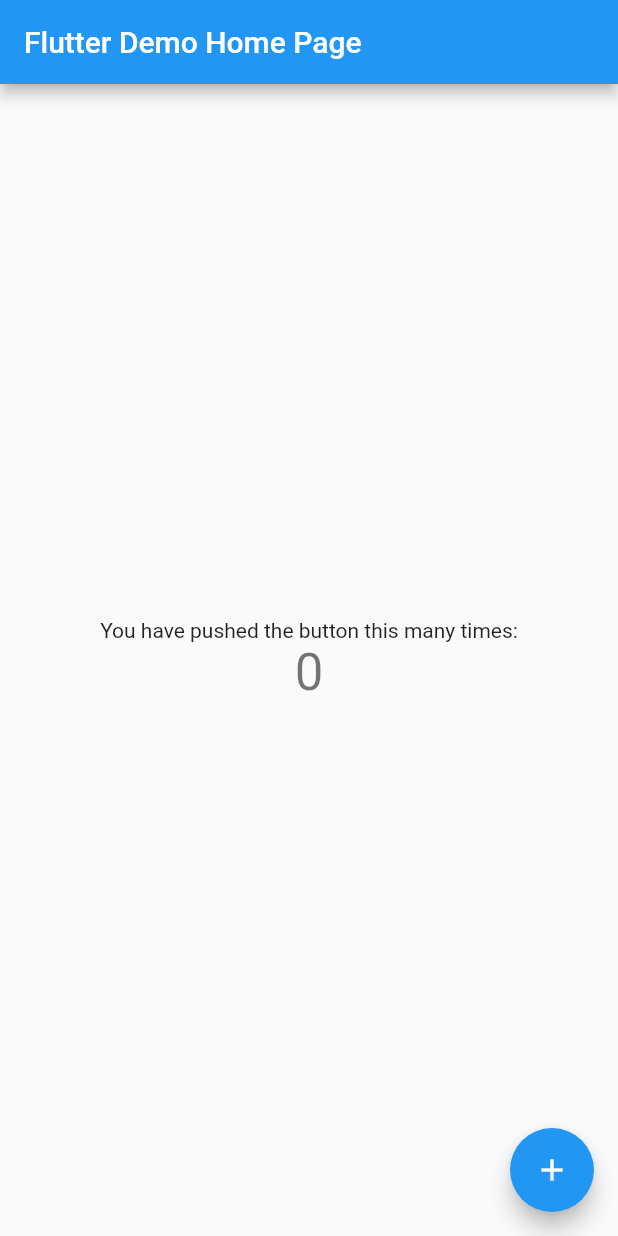
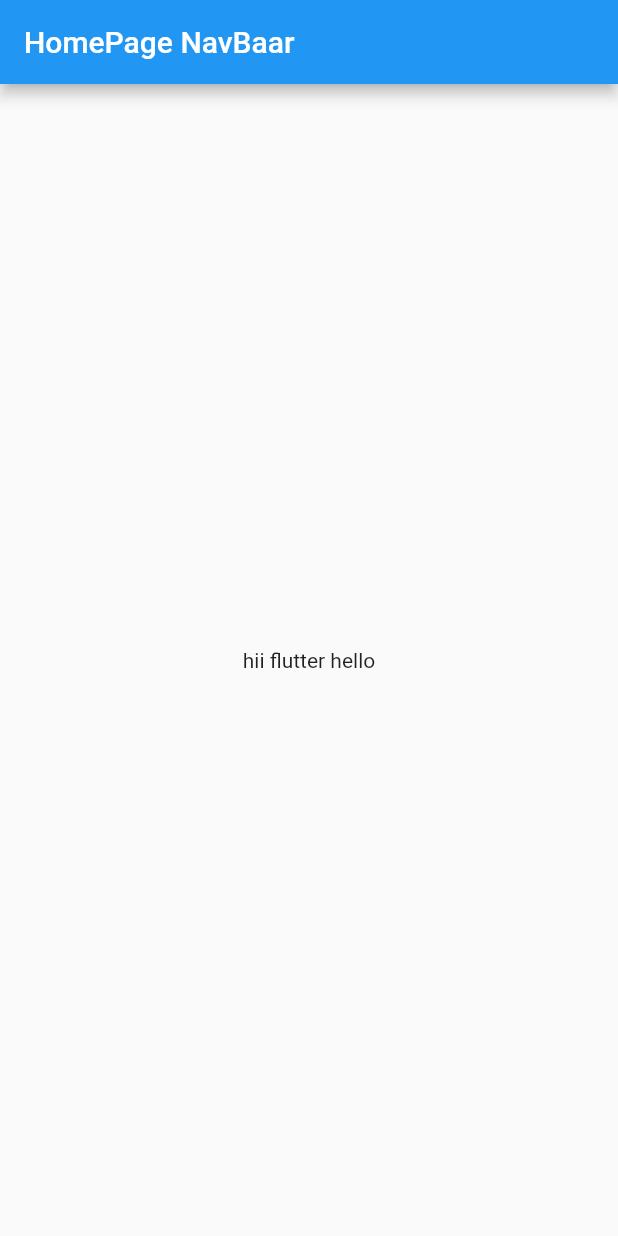
Before and after one commit to chirag270/5july2022, a Flutter app: the screen it shows after launch, on a phone screen of 412 x 824 dp. Run offline on Flutter 3.47's test engine with Material 2 defaults, Android fonts, the phone set to English and light mode, and no system bars.

Commit message:
chapter1 completed

```diff
--- a/awesome/lib/main.dart
+++ b/awesome/lib/main.dart
@@ -1,115 +1,33 @@
 import 'package:flutter/material.dart';
 
-void main() {
-  runApp(const MyApp());
+void main()
+{
+
+  runApp(MaterialApp(
+    title: "Awesome App",
+    home: HomePage(),
+  ));
+
 }
 
-class MyApp extends StatelessWidget {
-  const MyApp({Key? key}) : super(key: key);
+// creating a state less widget
 
-  // This widget is the root of your application.
+class HomePage extends StatelessWidget {
   @override
   Widget build(BuildContext context) {
-    return MaterialApp(
-      title: 'Flutter Demo',
-      theme: ThemeData(
-        // This is the theme of your application.
-        //
-        // Try running your application with "flutter run". You'll see the
-        // application has a blue toolbar. Then, without quitting the app, try
-        // changing the primarySwatch below to Colors.green and then invoke
-        // "hot reload" (press "r" in the console where you ran "flutter run",
-        // or simply save your changes to "hot reload" in a Flutter IDE).
-        // Notice that the counter didn't reset back to zero; the application
-        // is not restarted.
-        primarySwatch: Colors.blue,
-      ),
-      home: const MyHomePage(title: 'Flutter Demo Home Page'),
+    return Scaffold(
+      appBar: AppBar(title: Text("HomePage NavBaar")),
+      body: Container(
+      child: Center(child: Text("hii flutter hello"))),
+        // child: Text("hii flutter"),)
     );
+
+
+
+    //  Container(
+    //   color: Colors.purple,
+    //   child: const Text("hii chirag hello"),
+    // );
+
   }
 }
-
-class MyHomePage extends StatefulWidget {
-  const MyHomePage({Key? key, required this.title}) : super(key: key);
-
-  // This widget is the home page of your application. It is stateful, meaning
-  // that it has a State object (defined below) that contains fields that affect
-  // how it looks.
-
-  // This class is the configuration for the state. It holds the values (in this
-  // case the title) provided by the parent (in this case the App widget) and
-  // used by the build method of the State. Fields in a Widget subclass are
-  // always marked "final".
-
-  final String title;
-
-  @override
-  State<MyHomePage> createState() => _MyHomePageState();
-}
-
-class _MyHomePageState extends State<MyHomePage> {
-  int _counter = 0;
-
-  void _incrementCounter() {
-    setState(() {
-      // This call to setState tells the Flutter framework that something has
-      // changed in this State, which causes it to rerun the build method below
-      // so that the display can reflect the updated values. If we changed
-      // _counter without calling setState(), then the build method would not be
-      // called again, and so nothing would appear to happen.
-      _counter++;
-    });
-  }
-
-  @override
-  Widget build(BuildContext context) {
-    // This method is rerun every time setState is called, for instance as done
-    // by the _incrementCounter method above.
-    //
-    // The Flutter framework has been optimized to make rerunning build methods
-    // fast, so that you can just rebuild anything that needs updating rather
-    // than having to individually change instances of widgets.
-    return Scaffold(
-      appBar: AppBar(
-        // Here we take the value from the MyHomePage object that was created by
-        // the App.build method, and use it to set our appbar title.
-        title: Text(widget.title),
-      ),
-      body: Center(
-        // Center is a layout widget. It takes a single child and positions it
-        // in the middle of the parent.
-        child: Column(
-          // Column is also a layout widget. It takes a list of children and
-          // arranges them vertically. By default, it sizes itself to fit its
-          // children horizontally, and tries to be as tall as its parent.
-          //
-          // Invoke "debug painting" (press "p" in the console, choose the
-          // "Toggle Debug Paint" action from the Flutter Inspector in Android
-          // Studio, or the "Toggle Debug Paint" command in Visual Studio Code)
-          // to see the wireframe for each widget.
-          //
-          // Column has various properties to control how it sizes itself and
-          // how it positions its children. Here we use mainAxisAlignment to
-          // center the children vertically; the main axis here is the vertical
-          // axis because Columns are vertical (the cross axis would be
-          // horizontal).
-          mainAxisAlignment: MainAxisAlignment.center,
-          children: <Widget>[
-            const Text(
-              'You have pushed the button this many times:',
-            ),
-            Text(
-              '$_counter',
-              style: Theme.of(context).textTheme.headline4,
-            ),
-          ],
-        ),
-      ),
-      floatingActionButton: FloatingActionButton(
-        onPressed: _incrementCounter,
-        tooltip: 'Increment',
-        child: const Icon(Icons.add),
-      ), // This trailing comma makes auto-formatting nicer for build methods.
-    );
-  }
-}
```
Also changed, not shown: 1 other file.
